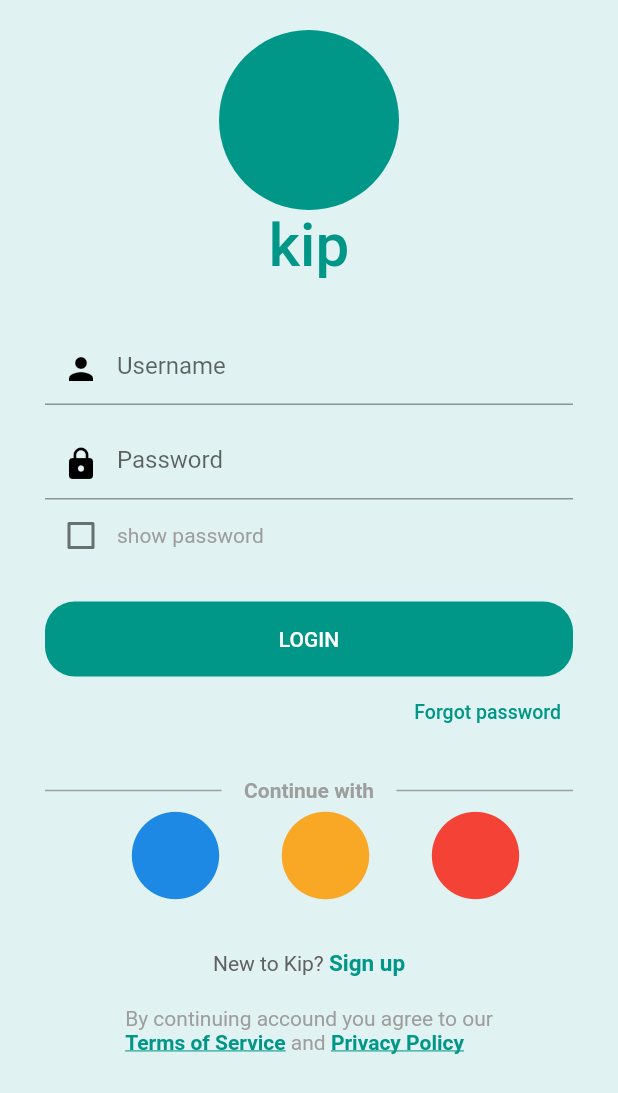
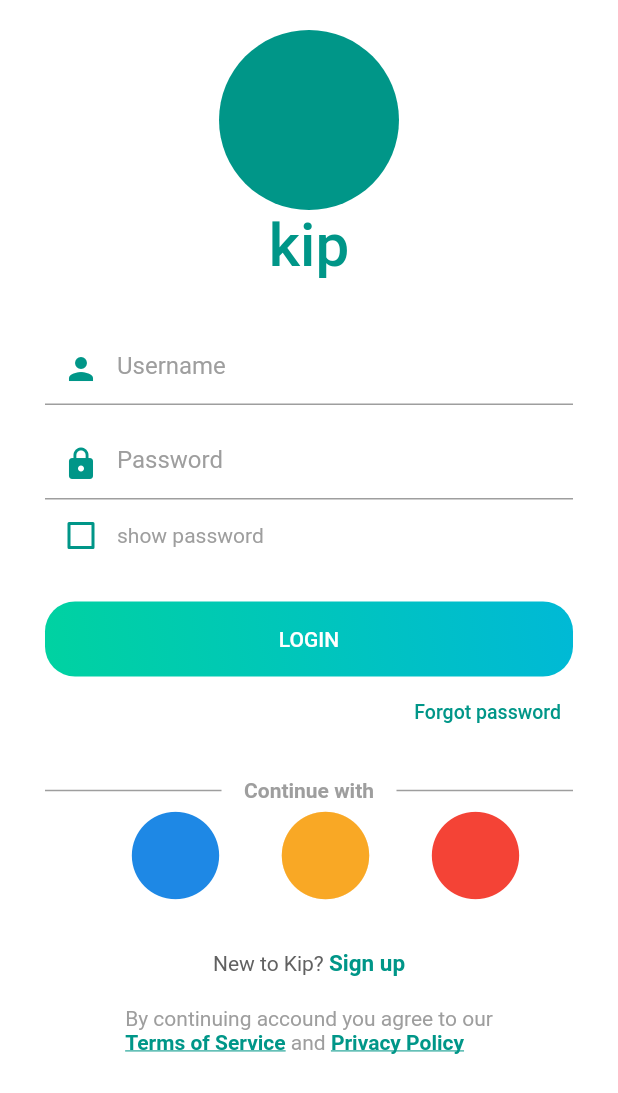
Before and after one commit to repleeka/kip_app, a Flutter app: the LoginWidget screen opened directly, on a phone screen of 412 x 824 dp. Shown: the top 1093 px of the screen. Run offline on Flutter 3.47's test engine with Material 2 defaults, Android fonts, the phone set to English and light mode, and no system bars.

Commit message:
applied gradient color and some minor changes

```diff
--- a/kip_app/lib/screens/authenticate/forms/loginWidget.dart
+++ b/kip_app/lib/screens/authenticate/forms/loginWidget.dart
@@ -2,6 +2,7 @@ import 'package:flutter/gestures.dart';
 import 'package:flutter/material.dart';
 // import 'package:kip_app/screens/authenticate/forms/signupWidget.dart';
 import 'package:kip_app/shared/formConstants.dart';
+import 'package:kip_app/shared/gradientConstants.dart';
 
 class LoginWidget extends StatefulWidget {
   ///The toggling functionlities will be used to toggle between the
@@ -24,7 +25,8 @@ class _LoginWidgetState extends State<LoginWidget> {
       body: Stack(
         children: <Widget>[
           Container(
-            color: Colors.teal[50],
+            color: Colors.white,
+            // color: Colors.teal[50],
           ),
           SafeArea(
             child: Container(
@@ -67,9 +69,10 @@ class _LoginWidgetState extends State<LoginWidget> {
                               decoration:
                                   textInputDecorationForSignInForm.copyWith(
                                 hintText: "Username",
+                                hintStyle: TextStyle(color: Colors.grey),
                                 prefixIcon: Icon(
                                   Icons.person,
-                                  color: Colors.black,
+                                  color: Colors.teal,
                                 ),
                               ),
                               onChanged: (value) => print(value),
@@ -79,10 +82,11 @@ class _LoginWidgetState extends State<LoginWidget> {
                               obscureText: _obscurePassword,
                               decoration:
                                   textInputDecorationForSignInForm.copyWith(
+                                hintStyle: TextStyle(color: Colors.grey),
                                 hintText: "Password",
                                 prefixIcon: Icon(
                                   Icons.lock,
-                                  color: Colors.black,
+                                  color: Colors.teal,
                                 ),
                               ),
                               onChanged: (value) => print(value),
@@ -90,6 +94,9 @@ class _LoginWidgetState extends State<LoginWidget> {
                             Row(
                               children: [
                                 Checkbox(
+                                  checkColor: Colors.white,
+                                  side: BorderSide(
+                                      color: Colors.teal, width: 2.0),
                                   value: !_obscurePassword,
                                   onChanged: (value) {
                                     setState(
@@ -97,7 +104,7 @@ class _LoginWidgetState extends State<LoginWidget> {
                                           _obscurePassword = !_obscurePassword,
                                     );
                                   },
-                                  activeColor: Colors.black,
+                                  activeColor: Colors.teal,
                                 ),
                                 Text(
                                   _obscurePassword
@@ -115,7 +122,12 @@ class _LoginWidgetState extends State<LoginWidget> {
                     Column(
                       ///[Login Button]
                       children: [
-                        ConstrainedBox(
+                        Container(
+                          decoration: BoxDecoration(
+                            gradient: horizontalGradient,
+                            borderRadius: BorderRadius.circular(20.0),
+                          ),
+                          child: ConstrainedBox(
                             constraints: BoxConstraints.tightFor(
                               height: 50,
                               width: double.maxFinite,
@@ -124,10 +136,9 @@ class _LoginWidgetState extends State<LoginWidget> {
                               onPressed: () => print("Login button pressed"),
                               child: Text("LOGIN"),
                               style: ElevatedButton.styleFrom(
-                              primary: Colors.teal,
+                                shadowColor: Colors.transparent,
+                                primary: Colors.transparent,
                                 elevation: 0.0,
-                              shape: RoundedRectangleBorder(
-                                borderRadius: BorderRadius.circular(20.0),
                               ),
                             ),
                           ),
@@ -173,7 +184,7 @@ class _LoginWidgetState extends State<LoginWidget> {
                         SizedBox(width: 15.0),
                         Expanded(
                           //wrapppng the Divider() widget with the Expanded() widget
-                          //lets it to appear, otherwise not visible.
+                          //lets it to appear, otherwise it is not visible.
                           child: Divider(
                             thickness: 1.0,
                             color: Colors.grey,
--- a/kip_app/lib/screens/authenticate/forms/signupWidget.dart
+++ b/kip_app/lib/screens/authenticate/forms/signupWidget.dart
@@ -2,6 +2,7 @@ import 'package:flutter/gestures.dart';
 import 'package:flutter/material.dart';
 import 'package:flutter/services.dart';
 import 'package:kip_app/shared/formConstants.dart';
+import 'package:kip_app/shared/gradientConstants.dart';
 
 class RegisterWidget extends StatefulWidget {
   final Function? toggleView;
@@ -27,7 +28,8 @@ class _RegisterWidgetState extends State<RegisterWidget> {
         body: Stack(
           children: <Widget>[
             Container(
-              color: Colors.teal[50],
+              // color: Colors.teal[50],
+              color: Colors.white,
             ),
             SafeArea(
               child: SingleChildScrollView(
@@ -61,8 +63,9 @@ class _RegisterWidgetState extends State<RegisterWidget> {
                       Container(
                         padding: EdgeInsets.all(16.0),
                         decoration: BoxDecoration(
+                          gradient: horizontalGradient,
                           borderRadius: BorderRadius.circular(20.0),
-                          color: Colors.teal,
+                          // color: Colors.teal,
                         ),
                         child: Column(
                           children: [
```
Lines whose indentation alone changed are shown as unchanged.
